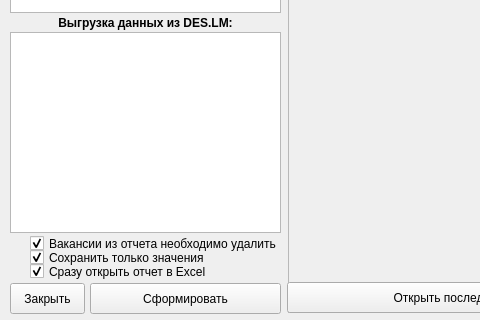
Qt form Qt5Project/Windows.ui (DIVIGL1/DES.LM.Reports) before a commit; both pictures show x 0 to 480 and y 258 to 578 of the 795 by 578 pixel window.
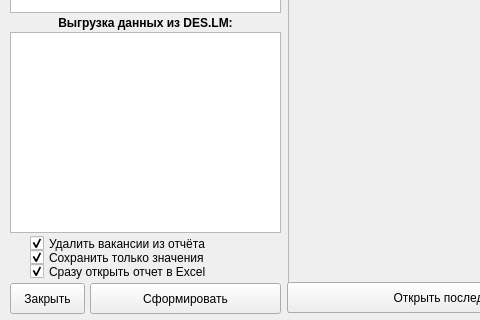
The same form after that commit.

```diff
--- a/Qt5Project/Windows.ui
+++ b/Qt5Project/Windows.ui
@@ -63,7 +63,7 @@
      </sizepolicy>
     </property>
     <property name="text">
-     <string>Вакансии из отчета необходимо удалить</string>
+     <string>Удалить вакансии из отчёта</string>
     </property>
     <property name="checked">
      <bool>true</bool>
```
